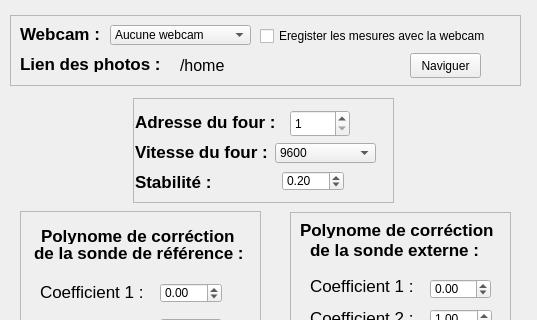
Above: src/config.ui from ludovicl/Examesure-Linux before the change; both pictures show x 0 to 537 and y 0 to 320 of the 537 by 506 pixel window. Below: the same form after it.
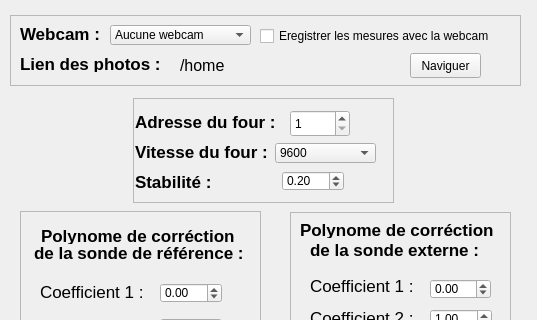
That is the form after the change.

```diff
--- a/src/config.ui
+++ b/src/config.ui
@@ -140,7 +140,7 @@
      <string>&lt;html&gt;&lt;head/&gt;&lt;body&gt;&lt;p&gt;Séléctionnez cettte option si vous utilisez&lt;/p&gt;&lt;p&gt;une sonde avec afficheur digital&lt;/p&gt;&lt;/body&gt;&lt;/html&gt;</string>
     </property>
     <property name="text">
-     <string>Eregister les mesures avec la webcam</string>
+     <string>Eregistrer les mesures avec la webcam</string>
     </property>
    </widget>
   </widget>
```
Left out of the diff: 16 changed lines with no effect on the pictures.
